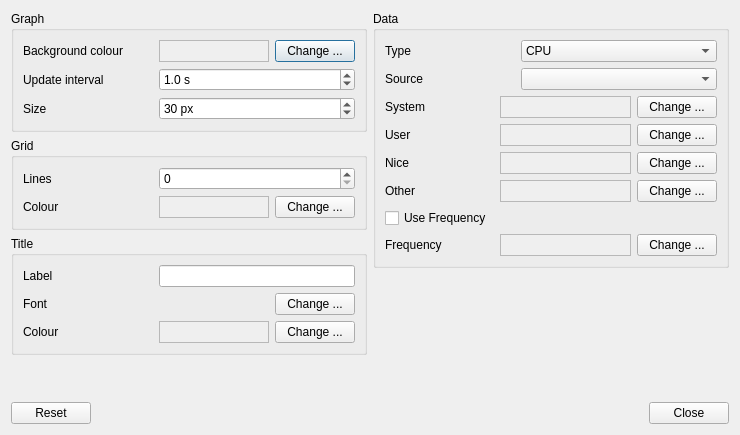
This is plugin-sysstat/razorsysstatconfiguration.ui in lxqt/lxqt-panel as Qt 5 draws it before an edit. The edited form follows.
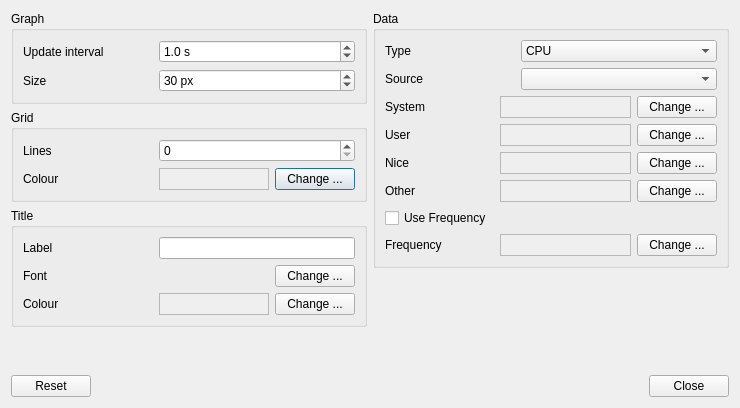
This is the edited form.

Commit message: Transparent background & theme-able container added

What changed in the file:
```diff
--- a/plugin-sysstat/razorsysstatconfiguration.ui
+++ b/plugin-sysstat/razorsysstatconfiguration.ui
@@ -7,7 +7,7 @@
     <x>0</x>
     <y>0</y>
     <width>740</width>
-    <height>435</height>
+    <height>408</height>
    </rect>
   </property>
   <property name="windowTitle">
@@ -25,16 +25,6 @@
          </property>
          <layout class="QGridLayout" name="gridLayout_3" columnstretch="2,3">
           <item row="0" column="0">
-           <widget class="QLabel" name="bgColourL">
-            <property name="text">
-             <string>Background colour</string>
-            </property>
-            <property name="buddy">
-             <cstring>bgColourB</cstring>
-            </property>
-           </widget>
-          </item>
-          <item row="1" column="0">
            <widget class="QLabel" name="intervalL">
             <property name="text">
              <string>Update interval</string>
@@ -44,7 +34,7 @@
             </property>
            </widget>
           </item>
-          <item row="2" column="0">
+          <item row="1" column="0">
            <widget class="QLabel" name="sizeL">
             <property name="text">
              <string>Size</string>
@@ -54,7 +44,7 @@
             </property>
            </widget>
           </item>
-          <item row="2" column="1">
+          <item row="1" column="1">
            <widget class="QSpinBox" name="sizeSB">
             <property name="suffix">
              <string> px</string>
@@ -70,7 +60,7 @@
             </property>
            </widget>
           </item>
-          <item row="1" column="1">
+          <item row="0" column="1">
            <widget class="QDoubleSpinBox" name="intervalSB">
             <property name="suffix">
              <string> s</string>
@@ -92,36 +82,6 @@
             </property>
            </widget>
           </item>
-          <item row="0" column="1">
-           <layout class="QHBoxLayout" name="horizontalLayout_2" stretch="1,0">
-            <item>
-             <widget class="QFrame" name="bgColourF">
-              <property name="minimumSize">
-               <size>
-                <width>25</width>
-                <height>0</height>
-               </size>
-              </property>
-              <property name="autoFillBackground">
-               <bool>true</bool>
-              </property>
-              <property name="frameShape">
-               <enum>QFrame::StyledPanel</enum>
-              </property>
-              <property name="frameShadow">
-               <enum>QFrame::Raised</enum>
-              </property>
-             </widget>
-            </item>
-            <item>
-             <widget class="QPushButton" name="bgColourB">
-              <property name="text">
-               <string>Change ...</string>
-              </property>
-             </widget>
-            </item>
-           </layout>
-          </item>
          </layout>
         </widget>
        </item>
```
Left out of the diff: 1 changed line with no effect on the pictures. The commit also changes 3 other files.
